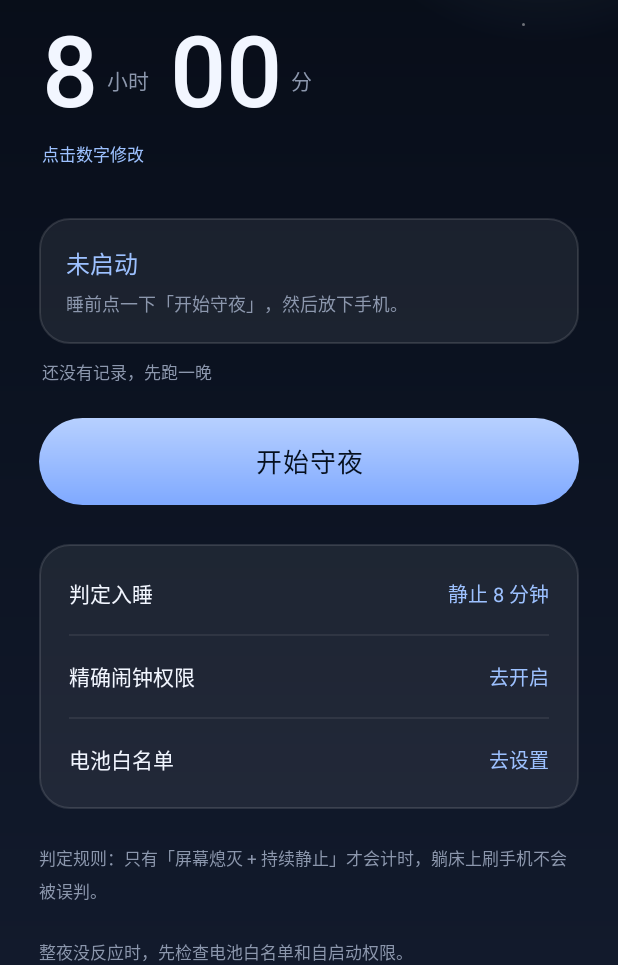
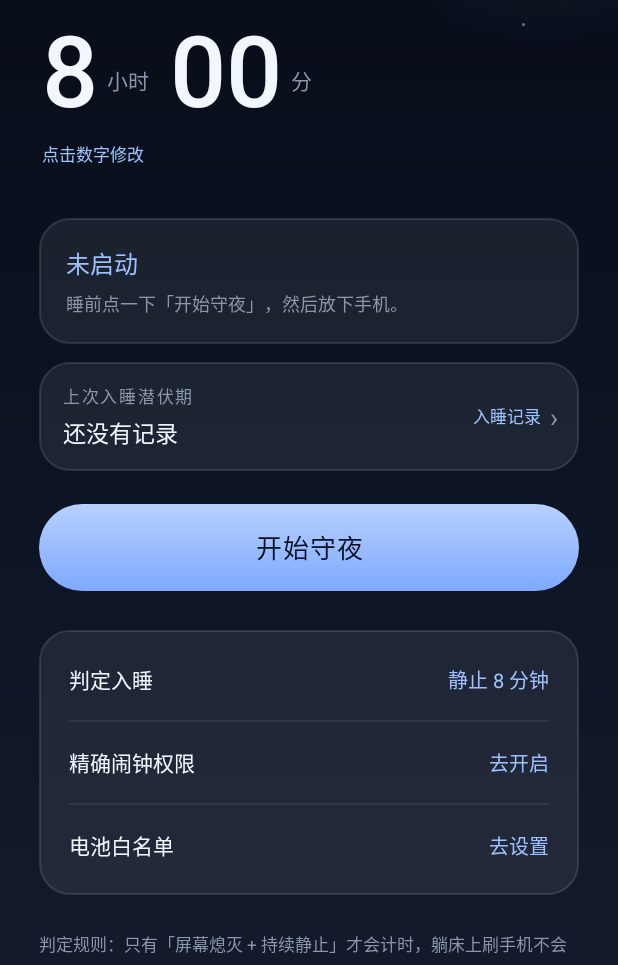
Before and after one commit to Knight-0-0/sleep-after, an Android app: the screen it shows after launch (MainActivity), on a phone screen of 412 x 824 dp, the part 271-1236 px from its top. Run offline under Robolectric (Android 15) with nearby library versions, the phone set to English and light mode, and no system bars.

Commit message:
History records + 5 min minimum target

```diff
--- a/app/src/main/AndroidManifest.xml
+++ b/app/src/main/AndroidManifest.xml
@@ -37,6 +37,11 @@
             android:launchMode="singleTop" />
 
         <activity
+            android:name=".HistoryActivity"
+            android:exported="false"
+            android:launchMode="singleTop" />
+
+        <activity
             android:name=".RingActivity"
             android:excludeFromRecents="true"
             android:exported="false"
--- a/app/src/main/java/com/dafeiyu/sleepafter/MainActivity.kt
+++ b/app/src/main/java/com/dafeiyu/sleepafter/MainActivity.kt
@@ -33,7 +33,8 @@ class MainActivity : Activity() {
     private lateinit var minsView: TextView
     private lateinit var statusTitle: TextView
     private lateinit var statusDetail: TextView
-    private lateinit var latencyView: TextView
+    private lateinit var latencyValue: TextView
+    private lateinit var latencyCount: TextView
     private lateinit var strictValue: TextView
     private lateinit var exactValue: TextView
     private lateinit var battValue: TextView
@@ -55,7 +56,8 @@ class MainActivity : Activity() {
         minsView = findViewById(R.id.targetMins)
         statusTitle = findViewById(R.id.statusTitle)
         statusDetail = findViewById(R.id.statusDetail)
-        latencyView = findViewById(R.id.latency)
+        latencyValue = findViewById(R.id.latencyValue)
+        latencyCount = findViewById(R.id.latencyCount)
         strictValue = findViewById(R.id.strictValue)
         exactValue = findViewById(R.id.exactValue)
         battValue = findViewById(R.id.battValue)
@@ -68,6 +70,10 @@ class MainActivity : Activity() {
             AlarmScheduler.requestExactPermission(this)
         }
         findViewById<View>(R.id.battPerm).setOnClickListener { requestBattery() }
+        findViewById<View>(R.id.latencyBox).setOnClickListener {
+            startActivity(Intent(this, HistoryActivity::class.java))
+            overridePendingTransition(R.anim.slide_up_in, R.anim.hold_out)
+        }
 
         armBtn.setOnClickListener { arm() }
         cancelBtn.setOnClickListener { disarm() }
@@ -128,7 +134,7 @@ class MainActivity : Activity() {
         view.findViewById<TextView>(R.id.pickCancel).setOnClickListener { dlg.dismiss() }
         view.findViewById<TextView>(R.id.pickOk).setOnClickListener {
             var v = hp.value * 60 + mp.value * 5
-            if (v < 30) v = 30
+            if (v < 5) v = 5
             Store.setTargetMinutes(this, v)
             dlg.dismiss()
             refresh()
@@ -228,8 +234,9 @@ class MainActivity : Activity() {
         }
 
         val lat = Store.lastLatencyMin(this)
-        latencyView.text =
-            if (lat >= 0) "上次入睡潜伏期 $lat 分钟" else "还没有记录，先跑一晚"
+        val records = Store.history(this)
+        latencyValue.text = if (lat >= 0) "$lat 分钟" else "还没有记录"
+        latencyCount.text = if (records.isEmpty()) "入睡记录" else "${records.size} 天记录"
 
         armBtn.isEnabled = !watching
         armBtn.alpha = if (watching) 0.45f else 1f
--- a/app/src/main/java/com/dafeiyu/sleepafter/SleepWatchService.kt
+++ b/app/src/main/java/com/dafeiyu/sleepafter/SleepWatchService.kt
@@ -213,9 +213,11 @@ class SleepWatchService : Service(), SensorEventListener {
         Store.setTriggerAt(this, trigger)
 
         val armed = Store.armedAt(this)
+        val latency = if (armed > 0) ((now - armed) / 60_000L).toInt() else 0
         if (armed > 0) {
-            Store.setLastLatencyMin(this, ((now - armed) / 60_000L).toInt())
+            Store.setLastLatencyMin(this, latency)
         }
+        Store.addRecord(this, now, latency, Store.targetMinutes(this))
 
         AlarmScheduler.schedule(this, trigger)
         notifyOnset(trigger)
--- a/app/src/main/res/layout/activity_main.xml
+++ b/app/src/main/res/layout/activity_main.xml
@@ -202,15 +202,63 @@
                     android:textSize="12sp" />
             </LinearLayout>
 
-            <TextView
-                android:id="@+id/latency"
+            <LinearLayout
+                android:id="@+id/latencyBox"
                 android:layout_width="match_parent"
                 android:layout_height="wrap_content"
-                android:layout_marginTop="10dp"
-                android:layout_marginStart="2dp"
-                android:text="还没有记录，先跑一晚"
-                android:textColor="@color/muted"
-                android:textSize="11sp" />
+                android:layout_marginTop="12dp"
+                android:background="@drawable/bg_card"
+                android:clickable="true"
+                android:focusable="true"
+                android:foreground="?android:attr/selectableItemBackground"
+                android:gravity="center_vertical"
+                android:orientation="horizontal"
+                android:paddingStart="16dp"
+                android:paddingTop="14dp"
+                android:paddingEnd="14dp"
+                android:paddingBottom="14dp">
+
+                <LinearLayout
+                    android:layout_width="0dp"
+                    android:layout_height="wrap_content"
+                    android:layout_weight="1"
+                    android:orientation="vertical">
+
+                    <TextView
+                        android:layout_width="wrap_content"
+                        android:layout_height="wrap_content"
+                        android:letterSpacing="0.1"
+                        android:text="上次入睡潜伏期"
+                        android:textColor="@color/muted"
+                        android:textSize="11sp" />
+
+                    <TextView
+                        android:id="@+id/latencyValue"
+                        android:layout_width="wrap_content"
+                        android:layout_height="wrap_content"
+                        android:layout_marginTop="4dp"
+                        android:fontFamily="sans-serif-medium"
+                        android:text="还没有记录"
+                        android:textColor="@color/text"
+                        android:textSize="15sp" />
+                </LinearLayout>
+
+                <TextView
+                    android:id="@+id/latencyCount"
+                    android:layout_width="wrap_content"
+                    android:layout_height="wrap_content"
+                    android:layout_marginEnd="6dp"
+                    android:text="入睡记录"
+                    android:textColor="@color/accent"
+                    android:textSize="11sp" />
+
+                <TextView
+                    android:layout_width="wrap_content"
+                    android:layout_height="wrap_content"
+                    android:text="›"
+                    android:textColor="@color/muted"
+                    android:textSize="18sp" />
+            </LinearLayout>
 
             <Button
                 android:id="@+id/arm"
```
Also changed, not shown: app/src/main/java/com/dafeiyu/sleepafter/HistoryActivity.kt (added, +123 -0 lines), app/src/main/java/com/dafeiyu/sleepafter/Store.kt (+41 -0 lines), app/src/main/res/layout/activity_history.xml (added, +104 -0 lines), 239 other files.
